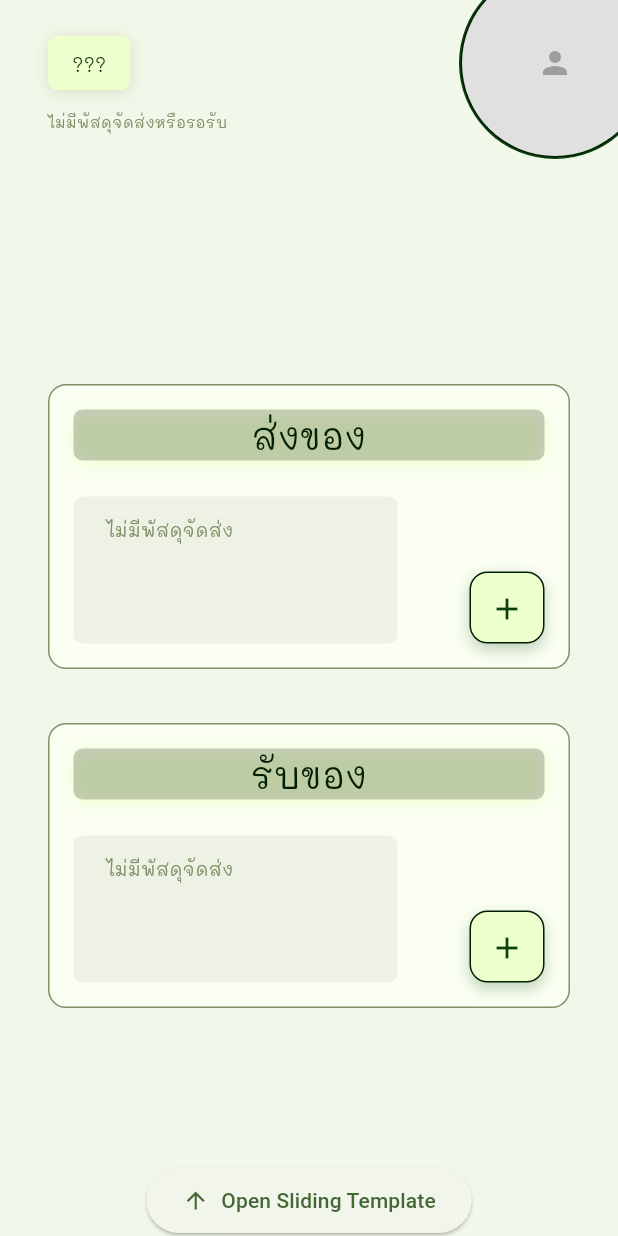
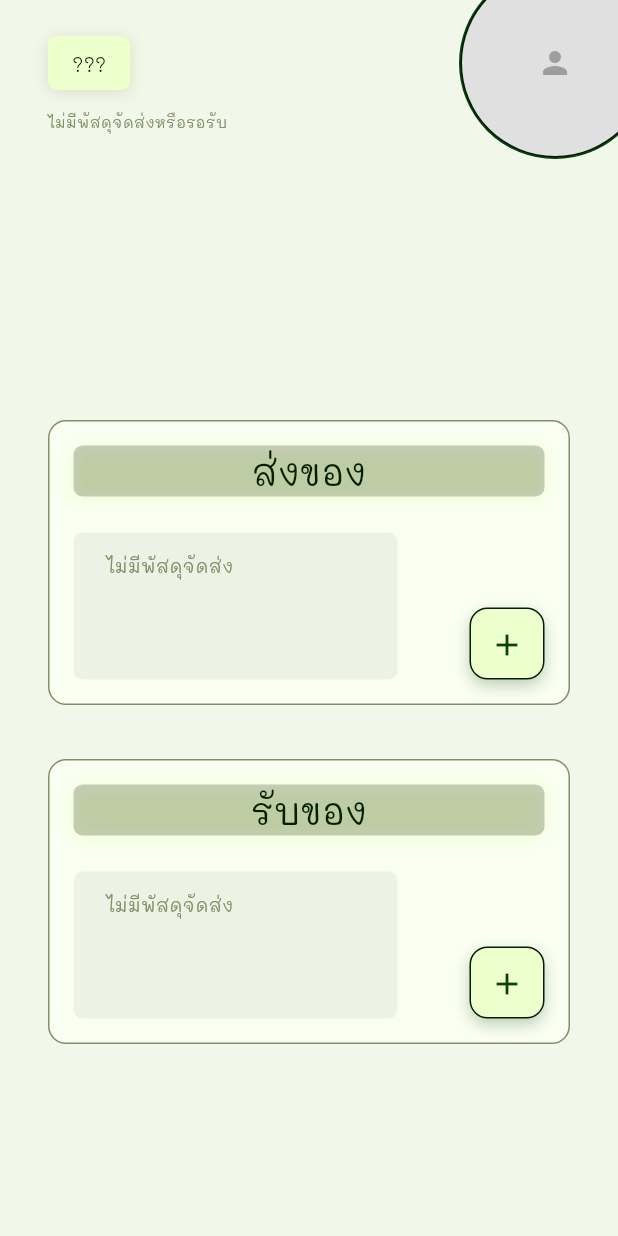
Before and after one commit to TheeraphatStudent/catdiff, a Flutter app: the HomeScreen screen opened by its route, after a tap on the "add" icon, on a phone screen of 412 x 824 dp. Run offline on Flutter 3.47's test engine with Material 3 defaults, Android fonts, the light colour scheme and no system bars; our stand-ins replace cloud_firestore, easy_stepper, firebase_auth, firebase_core, geolocator, get and 3 more; missing offline and left inert: dart_jsonwebtoken, wolt_modal_sheet; accounts and stored records are empty; project files that could hold a hidden picture were left out.

```diff
--- a/app/lib/pages/user/user_home.dart
+++ b/app/lib/pages/user/user_home.dart
@@ -28,6 +28,8 @@ class _HomeScreenState extends State<HomeScreen> {
   final List<DeliveryStatDisplayItem> receiverItems = [];
 
   bool _hasLoadedData = false;
+  String _currentContentType = "";
+  bool _isSliderOpen = false;
 
   @override
   void initState() {
@@ -180,6 +182,18 @@ class _HomeScreenState extends State<HomeScreen> {
                   children: [
                     // ส่งของ
                     StatusContainer(
+                      onAddedTab: () {
+                        setState(() {
+                          _currentContentType = "sender";
+                          _isSliderOpen = true;
+                        });
+                      },
+                      onTap: () {
+                        setState(() {
+                          _currentContentType = "sender";
+                          _isSliderOpen = true;
+                        });
+                      },
                       type: UserType.sender,
                       deliveryStatDisplayItems: senderItems,
                     ),
@@ -188,6 +202,18 @@ class _HomeScreenState extends State<HomeScreen> {
 
                     // รับของ
                     StatusContainer(
+                      onAddedTab: () {
+                        setState(() {
+                          _currentContentType = "receiver";
+                          _isSliderOpen = !_isSliderOpen;
+                        });
+                      },
+                      onTap: () {
+                        setState(() {
+                          _currentContentType = "receiver";
+                          _isSliderOpen = !_isSliderOpen;
+                        });
+                      },
                       type: UserType.receiver,
                       deliveryStatDisplayItems: receiverItems,
                     ),
@@ -198,30 +224,57 @@ class _HomeScreenState extends State<HomeScreen> {
           ),
 
           SlidingTemplate(
-            isShowingAction: true,
-            actionButtonText: 'Open Sliding Template',
-            customTopBar: Row(
+            isOpened: _isSliderOpen,
+            onModalClosed: () => onClosedModal(),
+            customTopBar: Padding(
+              padding: const EdgeInsets.all(8.0),
+              child: Row(
                 children: [
                   ButtonActions(
                     variant: ButtonVariant.danger,
                     icon: Icons.arrow_back,
-                  onPressed: () {},
+                    onPressed: () => onClosedModal(),
                   ),
+                  SizedBox(width: 16),
                   Expanded(
                     child: InputField(
-                    hintText: "ค้นหาผู้รับ",
+                      hintText: _currentContentType == "sender"
+                          ? "ค้นหาผู้รับ"
+                          : "ค้นหาผู้ส่ง",
                       onChanged: (value) {},
                       suffixIcon: Icon(Icons.search),
                     ),
                   ),
                 ],
               ),
+            ),
             children: [
-              Column(children: [Text("test")]),
+              _currentContentType == "sender"
+                  ? _buildSenderContent()
+                  : _currentContentType == "receiver"
+                  ? _buildReceiverContent()
+                  : Column(children: [Text("เลือกประเภทการจัดส่ง")]),
             ],
           ),
         ],
       ),
     );
   }
+
+  void onClosedModal() {
+    log("On close work");
+
+    setState(() {
+      _isSliderOpen = false;
+      _currentContentType = "";
+    });
   }
+
+  Widget _buildSenderContent() {
+    return Column(children: [Text("Sender test")]);
+  }
+
+  Widget _buildReceiverContent() {
+    return Column(children: [Text("Receiver test")]);
+  }
+}
--- a/app/lib/widget/card/status_container.widget.dart
+++ b/app/lib/widget/card/status_container.widget.dart
@@ -7,15 +7,15 @@ import 'package:flutter/material.dart';
 class StatusContainer extends StatelessWidget {
   final UserType type;
   final List<DeliveryStatDisplayItem> deliveryStatDisplayItems;
-  final VoidCallback? onTap;
-  final VoidCallback? onAddedTab;
+  final VoidCallback onTap;
+  final VoidCallback onAddedTab;
 
   const StatusContainer({
     super.key,
     required this.type,
     required this.deliveryStatDisplayItems,
-    this.onTap,
-    this.onAddedTab,
+    required this.onTap,
+    required this.onAddedTab,
   });
 
   @override
@@ -23,7 +23,7 @@ class StatusContainer extends StatelessWidget {
     final String title = (type == UserType.sender) ? "ส่งของ" : "รับของ";
 
     return GestureDetector(
-      onTap: onTap,
+      onTap: () => onTap(),
       child: Container(
         width: double.infinity,
         decoration: ShapeDecoration(
@@ -208,9 +208,7 @@ class StatusContainer extends StatelessWidget {
                         ButtonActions(
                           variant: ButtonVariant.secondary,
                           icon: Icons.add,
-                          onPressed: () {
-                            onAddedTab!();
-                          },
+                          onPressed: () => onAddedTab(),
                         ),
                       ],
                     ),
```
Also changed, not shown: app/lib/widget/sliding_up/sliding_template.dart (+7 -6 lines). Lines whose indentation alone changed are shown as unchanged.
